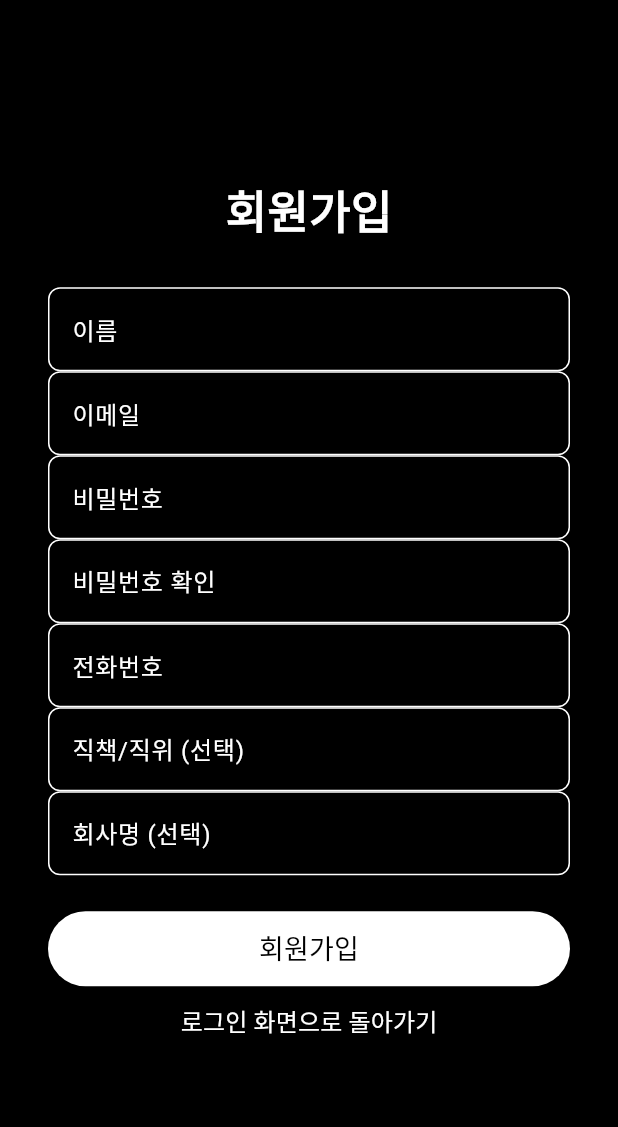
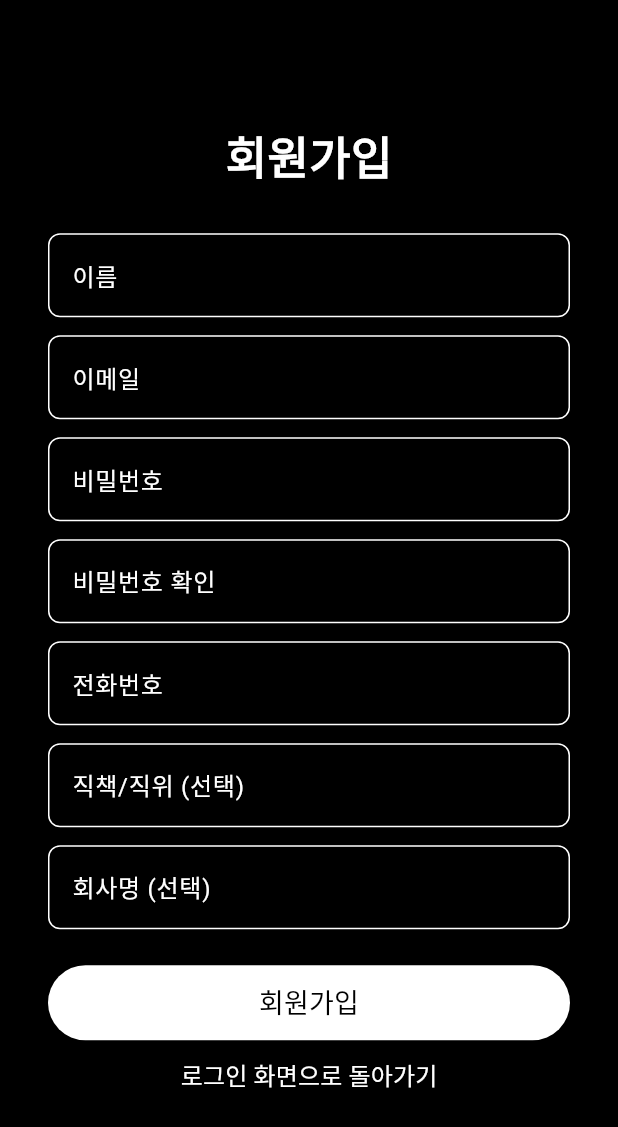
Before and after one commit to nfccapstone/CardMate, a Flutter app: the screen it shows after launch, after a tap on "회원가입", on a phone screen of 412 x 824 dp. Shown: the top 1127 px of the screen. Run offline on Flutter 3.47's test engine with Material 3 defaults, Android fonts, the phone set to English and light mode, and no system bars; our stand-ins replace cloud_firestore, firebase_auth, firebase_core; accounts and stored records are empty; network calls fail.

Commit message:
commit test

```diff
--- a/lib/screens/login/login_screen.dart
+++ b/lib/screens/login/login_screen.dart
@@ -5,6 +5,8 @@ import 'login_service.dart'; // 로그인 서비스 import
 //import '../home/home_screen.dart'; // 홈 화면 import
 
 class LoginScreen extends StatefulWidget {
+  const LoginScreen({super.key});
+
   @override
   _LoginScreenState createState() => _LoginScreenState();
 }
@@ -22,7 +24,7 @@ class _LoginScreenState extends State<LoginScreen> {
 
     if (user != null) {
       ScaffoldMessenger.of(context).showSnackBar(
-        SnackBar(content: Text('로그인 성공!')),
+        const SnackBar(content: Text('로그인 성공!')),
       );
       // TODO: 로그인 성공 시 메인 화면으로 이동하는 코드 추가
       Navigator.pushReplacement(
@@ -32,7 +34,7 @@ class _LoginScreenState extends State<LoginScreen> {
       );
     } else {
       ScaffoldMessenger.of(context).showSnackBar(
-        SnackBar(content: Text('로그인 실패! 이메일과 비밀번호를 확인하세요.')),
+        const SnackBar(content: Text('로그인 실패! 이메일과 비밀번호를 확인하세요.')),
       );
     }
   }
@@ -47,7 +49,7 @@ class _LoginScreenState extends State<LoginScreen> {
           child: Column(
             mainAxisAlignment: MainAxisAlignment.center,
             children: [
-              Text(
+              const Text(
                 "CardMate",
                 style: TextStyle(
                   fontSize: 36,
@@ -56,28 +58,30 @@ class _LoginScreenState extends State<LoginScreen> {
                   letterSpacing: 2.0,
                 ),
               ),
-              SizedBox(height: 50),
+              const SizedBox(height: 50),
               _buildTextField(emailController, "이메일", false),
+              const SizedBox(height: 12), // 이메일과 비밀번호 입력창 사이 간격 추가
               _buildTextField(passwordController, "비밀번호", true),
-              SizedBox(height: 24),
+              const SizedBox(height: 24),
               ElevatedButton(
                 onPressed: _login,
                 style: ElevatedButton.styleFrom(
                   backgroundColor: Colors.white,
                   foregroundColor: Colors.black,
-                  minimumSize: Size(double.infinity, 50),
+                  minimumSize: const Size(double.infinity, 50),
                 ),
-                child: Text("로그인", style: TextStyle(fontSize: 18)),
+                child: const Text("로그인", style: TextStyle(fontSize: 18)),
               ),
-              SizedBox(height: 12),
+              const SizedBox(height: 12),
               TextButton(
                 onPressed: () {
                   Navigator.push(
                     context,
-                    MaterialPageRoute(builder: (context) => RegisterScreen()),
+                    MaterialPageRoute(
+                        builder: (context) => const RegisterScreen()),
                   );
                 },
-                child: Text(
+                child: const Text(
                   "회원가입",
                   style: TextStyle(color: Colors.white, fontSize: 16),
                 ),
@@ -89,20 +93,21 @@ class _LoginScreenState extends State<LoginScreen> {
     );
   }
 
-  Widget _buildTextField(TextEditingController controller, String label, bool isPassword) {
+  Widget _buildTextField(
+      TextEditingController controller, String label, bool isPassword) {
     return TextField(
       controller: controller,
       obscureText: isPassword,
-      style: TextStyle(color: Colors.white),
+      style: const TextStyle(color: Colors.white),
       decoration: InputDecoration(
         labelText: label,
-        labelStyle: TextStyle(color: Colors.white),
+        labelStyle: const TextStyle(color: Colors.white),
         enabledBorder: OutlineInputBorder(
-          borderSide: BorderSide(color: Colors.white),
+          borderSide: const BorderSide(color: Colors.white),
           borderRadius: BorderRadius.circular(8),
         ),
         focusedBorder: OutlineInputBorder(
-          borderSide: BorderSide(color: Colors.blueAccent),
+          borderSide: const BorderSide(color: Colors.blueAccent),
           borderRadius: BorderRadius.circular(8),
         ),
       ),
--- a/lib/screens/register/register_screen.dart
+++ b/lib/screens/register/register_screen.dart
@@ -2,6 +2,8 @@ import 'package:flutter/material.dart';
 import 'register_service.dart'; // 회원가입 서비스 import
 
 class RegisterScreen extends StatefulWidget {
+  const RegisterScreen({super.key});
+
   @override
   _RegisterScreenState createState() => _RegisterScreenState();
 }
@@ -12,7 +14,8 @@ class _RegisterScreenState extends State<RegisterScreen> {
   final TextEditingController nameController = TextEditingController();
   final TextEditingController emailController = TextEditingController();
   final TextEditingController passwordController = TextEditingController();
-  final TextEditingController confirmPasswordController = TextEditingController();
+  final TextEditingController confirmPasswordController =
+      TextEditingController();
   final TextEditingController phoneController = TextEditingController();
   final TextEditingController positionController = TextEditingController();
   final TextEditingController companyController = TextEditingController();
@@ -20,7 +23,7 @@ class _RegisterScreenState extends State<RegisterScreen> {
   void _register() async {
     if (passwordController.text != confirmPasswordController.text) {
       ScaffoldMessenger.of(context).showSnackBar(
-        SnackBar(content: Text('비밀번호가 일치하지 않습니다.')),
+        const SnackBar(content: Text('비밀번호가 일치하지 않습니다.')),
       );
       return;
     }
@@ -30,18 +33,19 @@ class _RegisterScreenState extends State<RegisterScreen> {
       email: emailController.text,
       password: passwordController.text,
       phone: phoneController.text,
-      position: positionController.text.isEmpty ? null : positionController.text,
+      position:
+          positionController.text.isEmpty ? null : positionController.text,
       company: companyController.text.isEmpty ? null : companyController.text,
     );
 
     if (user != null) {
       ScaffoldMessenger.of(context).showSnackBar(
-        SnackBar(content: Text('회원가입 성공! 로그인하세요.')),
+        const SnackBar(content: Text('회원가입 성공! 로그인하세요.')),
       );
       Navigator.pop(context); // 회원가입 후 로그인 화면으로 이동
     } else {
       ScaffoldMessenger.of(context).showSnackBar(
-        SnackBar(content: Text('회원가입 실패! 다시 시도하세요.')),
+        const SnackBar(content: Text('회원가입 실패! 다시 시도하세요.')),
       );
     }
   }
@@ -52,27 +56,44 @@ class _RegisterScreenState extends State<RegisterScreen> {
       backgroundColor: Colors.black,
       body: Center(
         child: SingleChildScrollView(
-          padding: EdgeInsets.symmetric(horizontal: 32.0),
+          padding: const EdgeInsets.symmetric(horizontal: 32.0),
           child: Column(
             children: [
-              Text("회원가입", style: TextStyle(fontSize: 30, fontWeight: FontWeight.bold, color: Colors.white)),
-              SizedBox(height: 30),
+              const Text("회원가입",
+                  style: TextStyle(
+                      fontSize: 30,
+                      fontWeight: FontWeight.bold,
+                      color: Colors.white)),
+              const SizedBox(height: 30),
               _buildTextField(nameController, "이름", false),
-              _buildTextField(emailController, "이메일", false, TextInputType.emailAddress),
+              const SizedBox(height: 12), // 간격 추가
+              _buildTextField(
+                  emailController, "이메일", false, TextInputType.emailAddress),
+              const SizedBox(height: 12),
               _buildTextField(passwordController, "비밀번호", true),
+              const SizedBox(height: 12),
               _buildTextField(confirmPasswordController, "비밀번호 확인", true),
-              _buildTextField(phoneController, "전화번호", false, TextInputType.phone),
+              const SizedBox(height: 12),
+              _buildTextField(
+                  phoneController, "전화번호", false, TextInputType.phone),
+              const SizedBox(height: 12),
               _buildTextField(positionController, "직책/직위 (선택)", false),
+              const SizedBox(height: 12),
               _buildTextField(companyController, "회사명 (선택)", false),
-              SizedBox(height: 24),
+              const SizedBox(height: 24),
               ElevatedButton(
                 onPressed: _register,
-                style: ElevatedButton.styleFrom(backgroundColor: Colors.white, foregroundColor: Colors.black, minimumSize: Size(double.infinity, 50)),
-                child: Text("회원가입", style: TextStyle(fontSize: 18)),
+                style: ElevatedButton.styleFrom(
+                  backgroundColor: Colors.white,
+                  foregroundColor: Colors.black,
+                  minimumSize: const Size(double.infinity, 50),
+                ),
+                child: const Text("회원가입", style: TextStyle(fontSize: 18)),
               ),
               TextButton(
                 onPressed: () => Navigator.pop(context),
-                child: Text("로그인 화면으로 돌아가기", style: TextStyle(color: Colors.white, fontSize: 16)),
+                child: const Text("로그인 화면으로 돌아가기",
+                    style: TextStyle(color: Colors.white, fontSize: 16)),
               ),
             ],
           ),
@@ -81,17 +102,23 @@ class _RegisterScreenState extends State<RegisterScreen> {
     );
   }
 
-  Widget _buildTextField(TextEditingController controller, String label, bool isPassword, [TextInputType keyboardType = TextInputType.text]) {
+  Widget _buildTextField(
+      TextEditingController controller, String label, bool isPassword,
+      [TextInputType keyboardType = TextInputType.text]) {
     return TextField(
       controller: controller,
       obscureText: isPassword,
       keyboardType: keyboardType,
-      style: TextStyle(color: Colors.white),
+      style: const TextStyle(color: Colors.white),
       decoration: InputDecoration(
         labelText: label,
-        labelStyle: TextStyle(color: Colors.white),
-        enabledBorder: OutlineInputBorder(borderSide: BorderSide(color: Colors.white), borderRadius: BorderRadius.circular(8)),
-        focusedBorder: OutlineInputBorder(borderSide: BorderSide(color: Colors.blueAccent), borderRadius: BorderRadius.circular(8)),
+        labelStyle: const TextStyle(color: Colors.white),
+        enabledBorder: OutlineInputBorder(
+            borderSide: const BorderSide(color: Colors.white),
+            borderRadius: BorderRadius.circular(8)),
+        focusedBorder: OutlineInputBorder(
+            borderSide: const BorderSide(color: Colors.blueAccent),
+            borderRadius: BorderRadius.circular(8)),
       ),
     );
   }
```
